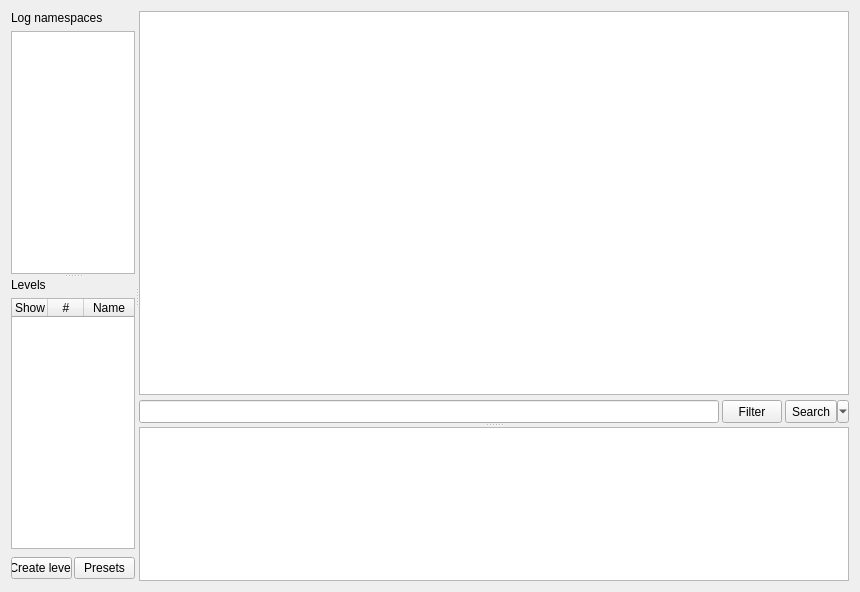
Old version of the form cutelog/resources/ui/logger.ui in the repository busimus/cutelog.
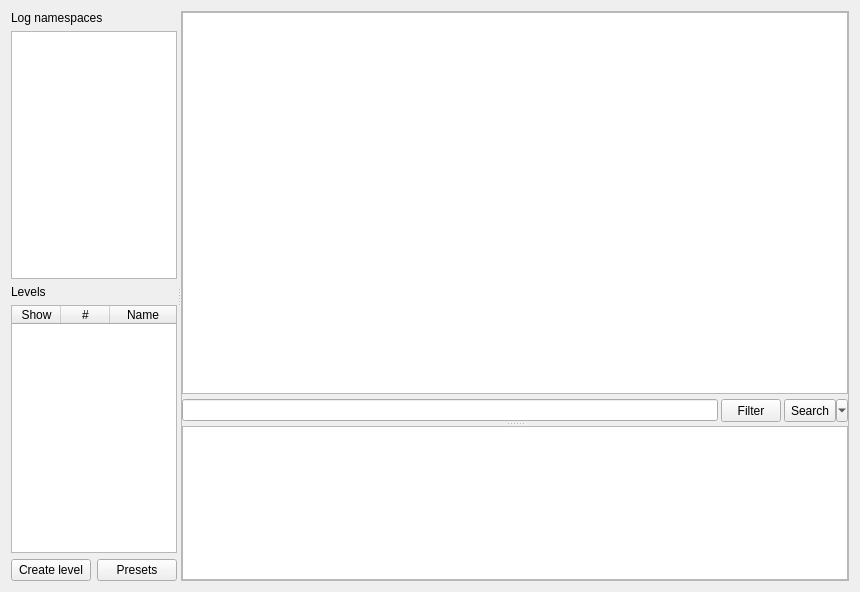
New version of the form.

Diff of the .ui file:
```diff
--- a/cutelog/resources/ui/logger.ui
+++ b/cutelog/resources/ui/logger.ui
@@ -53,38 +53,24 @@
          <property name="orientation">
           <enum>Qt::Vertical</enum>
          </property>
-         <widget class="QWidget" name="verticalLayoutWidget">
-          <layout class="QVBoxLayout" name="verticalLayout">
-           <item>
-            <widget class="QLabel" name="label">
-             <property name="maximumSize">
-              <size>
-               <width>150</width>
-               <height>16777215</height>
-              </size>
+         <widget class="QWidget" name="layoutWidget">
+          <layout class="QGridLayout" name="gridLayout_2">
+           <item row="5" column="0">
+            <widget class="QPushButton" name="createLevelButton">
+             <property name="text">
+              <string>Create level</string>
              </property>
+            </widget>
+           </item>
+           <item row="5" column="1">
+            <widget class="QPushButton" name="presetsButton">
              <property name="text">
-              <string>Log namespaces</string>
+              <string>Presets</string>
              </property>
-             <property name="margin">
-              <number>1</number>
-             </property>
             </widget>
            </item>
-           <item>
+           <item row="1" column="0" colspan="2">
             <widget class="QTreeView" name="namespaceTreeView">
-             <property name="sizePolicy">
-              <sizepolicy hsizetype="Preferred" vsizetype="Expanding">
-               <horstretch>0</horstretch>
-               <verstretch>0</verstretch>
-              </sizepolicy>
-             </property>
-             <property name="minimumSize">
-              <size>
-               <width>50</width>
-               <height>0</height>
-              </size>
-             </property>
              <property name="editTriggers">
               <set>QAbstractItemView::NoEditTriggers</set>
              </property>
@@ -126,83 +112,10 @@
              </attribute>
             </widget>
            </item>
-          </layout>
-         </widget>
-         <widget class="QWidget" name="layoutWidget">
-          <layout class="QGridLayout" name="gridLayout_2">
-           <item row="3" column="0">
-            <layout class="QHBoxLayout" name="levelButtonsLayout">
-             <property name="spacing">
-              <number>2</number>
-             </property>
-             <property name="leftMargin">
-              <number>0</number>
-             </property>
-             <property name="topMargin">
-              <number>2</number>
-             </property>
-             <property name="rightMargin">
-              <number>0</number>
-             </property>
-             <property name="bottomMargin">
-              <number>2</number>
-             </property>
-             <item>
-              <widget class="QPushButton" name="createLevelButton">
-               <property name="sizePolicy">
-                <sizepolicy hsizetype="Expanding" vsizetype="Fixed">
-                 <horstretch>0</horstretch>
-                 <verstretch>0</verstretch>
-                </sizepolicy>
-               </property>
-               <property name="minimumSize">
-                <size>
-                 <width>20</width>
-                 <height>0</height>
-                </size>
-               </property>
-               <property name="maximumSize">
-                <size>
-                 <width>75</width>
-                 <height>16777215</height>
-                </size>
-               </property>
-               <property name="text">
-                <string>Create level</string>
-               </property>
-              </widget>
-             </item>
-             <item>
-              <widget class="QPushButton" name="presetsButton">
-               <property name="sizePolicy">
-                <sizepolicy hsizetype="Expanding" vsizetype="Fixed">
-                 <horstretch>0</horstretch>
-                 <verstretch>0</verstretch>
-                </sizepolicy>
-               </property>
-               <property name="minimumSize">
-                <size>
-                 <width>40</width>
-                 <height>0</height>
-                </size>
-               </property>
-               <property name="maximumSize">
-                <size>
-                 <width>75</width>
-                 <height>16777215</height>
-                </size>
-               </property>
-               <property name="text">
-                <string>Presets</string>
-               </property>
-              </widget>
-             </item>
-            </layout>
-           </item>
-           <item row="2" column="0">
+           <item row="4" column="0" colspan="2">
             <widget class="QTableWidget" name="levelsTable">
              <property name="sizePolicy">
-              <sizepolicy hsizetype="Preferred" vsizetype="Expanding">
+              <sizepolicy hsizetype="Expanding" vsizetype="Expanding">
                <horstretch>0</horstretch>
                <verstretch>0</verstretch>
               </sizepolicy>
@@ -229,7 +142,7 @@
               <enum>Qt::SolidLine</enum>
              </property>
              <attribute name="horizontalHeaderDefaultSectionSize">
-              <number>36</number>
+              <number>49</number>
              </attribute>
              <attribute name="horizontalHeaderHighlightSections">
               <bool>false</bool>
@@ -272,14 +185,8 @@
              </column>
             </widget>
            </item>
-           <item row="1" column="0">
+           <item row="2" column="0" colspan="2">
             <widget class="QLabel" name="label_3">
-             <property name="maximumSize">
-              <size>
-               <width>100</width>
-               <height>16777215</height>
-              </size>
-             </property>
              <property name="text">
               <string>Levels</string>
              </property>
@@ -288,6 +195,16 @@
              </property>
             </widget>
            </item>
+           <item row="0" column="0" colspan="2">
+            <widget class="QLabel" name="label">
+             <property name="text">
+              <string>Log namespaces</string>
+             </property>
+             <property name="margin">
+              <number>1</number>
+             </property>
+            </widget>
+           </item>
           </layout>
          </widget>
         </widget>
@@ -301,6 +218,9 @@
         <verstretch>0</verstretch>
        </sizepolicy>
       </property>
+      <property name="frameShape">
+       <enum>QFrame::StyledPanel</enum>
+      </property>
       <property name="orientation">
        <enum>Qt::Vertical</enum>
       </property>
@@ -427,35 +347,16 @@
             <number>0</number>
            </property>
            <item>
-            <widget class="QLineEdit" name="searchLine">
-             <property name="sizePolicy">
-              <sizepolicy hsizetype="Expanding" vsizetype="Minimum">
-               <horstretch>0</horstretch>
-               <verstretch>0</verstretch>
-              </sizepolicy>
-             </property>
-             <property name="minimumSize">
-              <size>
-               <width>0</width>
-               <height>23</height>
-              </size>
-             </property>
-            </widget>
+            <widget class="QLineEdit" name="searchLine"/>
            </item>
            <item>
             <widget class="QPushButton" name="filterButton">
              <property name="sizePolicy">
-              <sizepolicy hsizetype="Fixed" vsizetype="Minimum">
+              <sizepolicy hsizetype="Minimum" vsizetype="Minimum">
                <horstretch>0</horstretch>
                <verstretch>0</verstretch>
               </sizepolicy>
              </property>
-             <property name="minimumSize">
-              <size>
-               <width>0</width>
-               <height>23</height>
-              </size>
-             </property>
              <property name="maximumSize">
               <size>
                <width>60</width>
@@ -473,17 +374,11 @@
               <bool>true</bool>
              </property>
              <property name="sizePolicy">
-              <sizepolicy hsizetype="Fixed" vsizetype="Minimum">
+              <sizepolicy hsizetype="Minimum" vsizetype="Minimum">
                <horstretch>0</horstretch>
                <verstretch>0</verstretch>
               </sizepolicy>
              </property>
-             <property name="minimumSize">
-              <size>
-               <width>60</width>
-               <height>23</height>
-              </size>
-             </property>
              <property name="text">
               <string>Search</string>
              </property>
```
